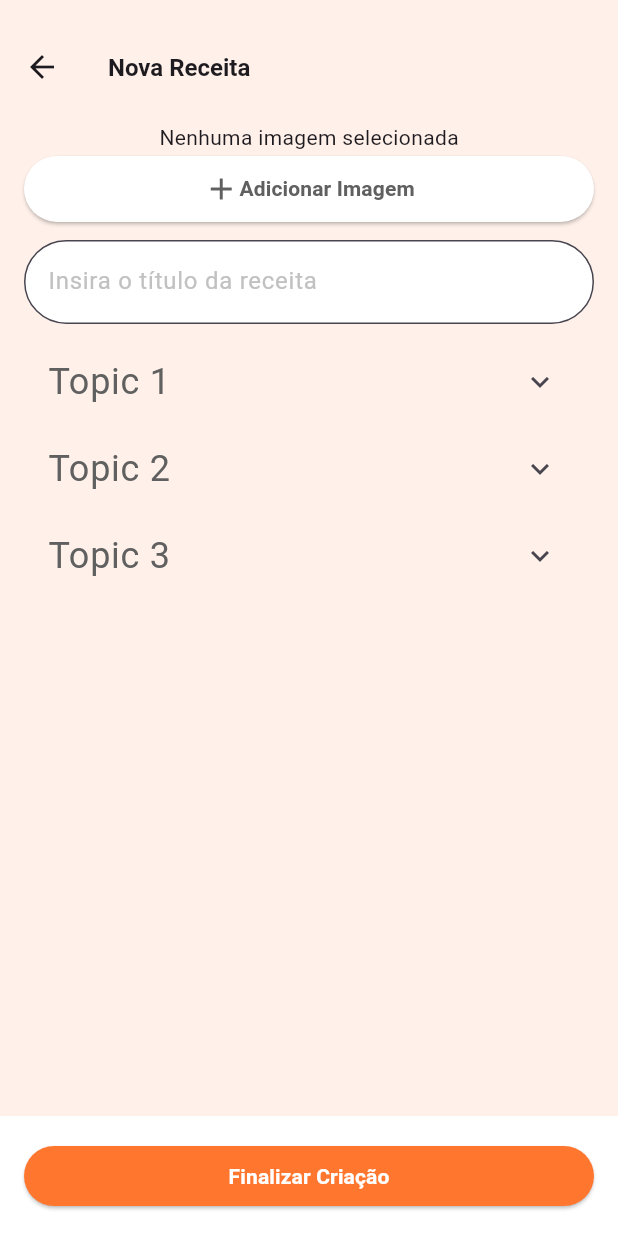
After one commit to Pablo1Gustavo/cookup, a Flutter app: the RecipeList screen opened directly, after a tap on "CRIAR", on a phone screen of 412 x 824 dp. The commit adds this screen. Run offline on Flutter 3.47's test engine with Material 3 defaults, Android fonts, the phone set to English and light mode, and no system bars; our stand-ins replace image_picker, permission_handler; missing offline and left inert: country_flags; network calls fail.

Commit message:
form nova receita

```diff
--- a/front/lib/utils/constants.dart
+++ b/front/lib/utils/constants.dart
@@ -2,3 +2,7 @@ import 'package:flutter/material.dart';
 
 const backgroundColor = Color(0xFFFFF1EA);
 const primaryColor = Color(0xFFFF772F);
+const primaryColor400 = Color(0xFFFF9259);
+const black200 = Color(0xFFC1C1C1);
+const black400 = Color(0xFF606060);
+const white = Color(0xFFFFFFFF);
--- /dev/null
+++ b/front/lib/views/NewRecipe.dart
@@ -0,0 +1,412 @@
+import 'dart:io';
+import 'package:flutter/material.dart';
+import 'package:front/utils/constants.dart';
+import 'package:front/views/RecipeList.dart';
+import 'package:image_picker/image_picker.dart';
+import 'package:permission_handler/permission_handler.dart';
+
+class NewRecipe extends StatefulWidget {
+  const NewRecipe({super.key});
+
+  @override
+  State<NewRecipe> createState() => _NewRecipeState();
+}
+
+class _NewRecipeState extends State<NewRecipe> {
+  XFile? selectedImage;
+
+  Future<void> _pickImage() async {
+    var status = await Permission.camera.request();
+    if (status.isGranted) {
+      final ImageSource? source = await showModalBottomSheet<ImageSource>(
+        context: context,
+        builder: (context) {
+          return Container(
+            height: 150,
+            child: Column(
+              mainAxisAlignment: MainAxisAlignment.center,
+              crossAxisAlignment: CrossAxisAlignment.stretch,
+              children: <Widget>[
+                ListTile(
+                  leading: const Icon(Icons.camera),
+                  title: const Text('Abrir Câmera'),
+                  onTap: () {
+                    Navigator.of(context).pop(ImageSource.camera);
+                  },
+                ),
+                ListTile(
+                  leading: const Icon(Icons.image),
+                  title: const Text('Selecionar da Galeria'),
+                  onTap: () {
+                    Navigator.of(context).pop(ImageSource.gallery);
+                  },
+                ),
+              ],
+            ),
+          );
+        },
+      );
+
+      if (source != null) {
+        final picker = ImagePicker();
+        final pickedFile = await picker.pickImage(source: source);
+
+        setState(() {
+          selectedImage = pickedFile;
+        });
+      }
+    } else {
+      ScaffoldMessenger.of(context).showSnackBar(
+        const SnackBar(
+          content: Text("A permissão de Câmera é necessária!"),
+        ),
+      );
+    }
+  }
+
+  Future<void> _showAddItemBottomSheet() async {
+    TextEditingController itemController = TextEditingController();
+    await showModalBottomSheet(
+      context: context,
+      isScrollControlled: true,
+      backgroundColor: white,
+      builder: (context) {
+        return Padding(
+          padding: EdgeInsets.only(
+            bottom: MediaQuery.of(context).viewInsets.bottom,
+          ),
+          child: Container(
+            padding: const EdgeInsets.all(20.0),
+            child: Column(
+              mainAxisSize: MainAxisSize.min,
+              children: [
+                TextField(
+                  controller: itemController,
+                  decoration: InputDecoration(
+                    filled: true,
+                    fillColor: Colors.white,
+                    border: OutlineInputBorder(
+                      borderRadius: BorderRadius.circular(50.0),
+                    ),
+                    hintText: 'Digite o nome do item',
+                    hintStyle: const TextStyle(color: black200),
+                  ),
+                ),
+                const SizedBox(height: 10),
+                Row(
+                  mainAxisAlignment: MainAxisAlignment.end,
+                  children: [
+                    TextButton(
+                      child: const Text(
+                        'Cancelar',
+                        style: TextStyle(
+                          fontSize: 12,
+                          fontWeight: FontWeight.bold,
+                          color: primaryColor,
+                        )
+                      ),
+                      onPressed: () {
+                        Navigator.of(context).pop();
+                      },
+                    ),
+                    ElevatedButton(
+                      child: const Text(
+                        'Adicionar',
+                        style: TextStyle(
+                          fontSize: 12,
+                          fontWeight: FontWeight.bold,
+                          color: white,
+                        )
+                      ),
+                      onPressed: () {
+                        String newItem = itemController.text;
+                        // Adicione a lógica para adicionar o item
+                        print('Novo item: $newItem');
+                        Navigator.of(context).pop();
+                      },
+                      style: ElevatedButton.styleFrom(
+                          backgroundColor: primaryColor400
+                      ),
+                    ),
+                  ],
+                ),
+              ],
+            ),
+          ),
+        );
+      },
+    );
+  }
+
+  Future<void> _showTimePicker() async {
+    TimeOfDay? pickedTime = await showTimePicker(
+      context: context,
+      initialTime: TimeOfDay.now(),
+      builder: (context, child) {
+        return Theme(
+          data: Theme.of(context).copyWith(
+            colorScheme: ColorScheme.light(
+              primary: primaryColor,
+              onPrimary: Colors.white,
+              onSurface: Colors.black,
+            ),
+            textButtonTheme: TextButtonThemeData(
+              style: TextButton.styleFrom(
+                foregroundColor: primaryColor,
+              ),
+            ),
+          ),
+          child: child!,
+        );
+      },
+    );
+
+    if (pickedTime != null) {
+      print('Timer: ${pickedTime.format(context)}');
+      // Adicione a lógica para usar o tempo selecionado
+    }
+  }
+
+  @override
+  Widget build(BuildContext context) {
+    List<XFile> imageInputImages = [];
+    bool allowEditImageInput = true;
+    List<Topic> topics = [
+      Topic(title: 'Topic 1'),
+      Topic(title: 'Topic 2'),
+      Topic(title: 'Topic 3'),
+    ];
+    final screenHeight = MediaQuery.of(context).size.height;
+    final screenWidth = MediaQuery.of(context).size.width;
+
+    return Scaffold(
+      appBar: PreferredSize(
+        preferredSize: Size.fromHeight(screenHeight * 0.08), // altura da app bar
+        child: Padding(
+          padding: const EdgeInsets.only(top: 24.0), // padding superior
+          child: AppBar(
+            title: const Text(
+              'Nova Receita',
+              style: TextStyle(
+                fontSize: 16.0,
+                fontWeight: FontWeight.bold,
+              ),
+            ),
+            leading: IconButton(
+              icon: const Icon(Icons.arrow_back),
+              onPressed: () {
+                Navigator.pop(context);
+              },
+            ),
+            backgroundColor: backgroundColor,
+          ),
+        ),
+      ),
+      backgroundColor: backgroundColor,
+      body: Padding(
+        padding: const EdgeInsets.all(16.0),
+        child: Column(
+          crossAxisAlignment: CrossAxisAlignment.stretch,
+          children: <Widget>[
+            SizedBox(
+              width: double.infinity,
+              child: Column(
+                children: [
+                  selectedImage == null
+                      ? const Text("Nenhuma imagem selecionada")
+                      : SizedBox(
+                          width: double.infinity,
+                          child: Image.file(
+                            File(selectedImage!.path),
+                            height: 200,
+                            width: double.infinity,
+                          ),
+                        ),
+                  ElevatedButton(
+                    onPressed: _pickImage,
+                    style: ElevatedButton.styleFrom(
+                      backgroundColor: white,
+                      padding: const EdgeInsets.all(10.0),
+                    ),
+                    child: const Row(
+                      mainAxisAlignment: MainAxisAlignment.center,
+                      children: [
+                        Icon(
+                          Icons.add,
+                          size: 24,
+                          color: black400,
+                        ),
+                        SizedBox(height: 8),
+                        Text(
+                          'Adicionar Imagem',
+                          style: TextStyle(
+                            fontSize: 14,
+                            fontWeight: FontWeight.bold,
+                            color: black400,
+                          ),
+                        ),
+                      ],
+                    ),
+                  ),
+                ],
+              ),
+            ),
+            const SizedBox(height: 10.0),
+            TextField(
+              decoration: InputDecoration(
+                filled: true,
+                fillColor: Colors.white,
+                border: OutlineInputBorder(
+                  borderRadius: BorderRadius.circular(50.0),
+                ),
+                hintText: 'Insira o título da receita',
+                hintStyle: const TextStyle(color: black200),
+              ),
+            ),
+            const SizedBox(height: 10.0),
+            Column(
+              crossAxisAlignment: CrossAxisAlignment.stretch,
+              children: <Widget>[
+                ListView.builder(
+                  shrinkWrap: true,
+                  itemCount: topics.length,
+                  itemBuilder: (context, index) {
+                    Topic topic = topics[index];
+                    return ExpansionTile(
+                      title: Text(
+                        topic.title,
+                        style: TextStyle(
+                            fontSize: 24,
+                            fontWeight: FontWeight.w400,
+                            color: black400),
+                      ),
+                      initiallyExpanded: topic.isExpanded,
+                      onExpansionChanged: (expanded) {
+                        setState(() {
+                          topic.isExpanded = expanded;
+                        });
+                      },
+                      children: [
+                        Row(
+                          children: <Widget>[
+                            Expanded(
+                              child: Row(
+                                children: <Widget>[
+                                  Expanded(
+                                    child: ElevatedButton(
+                                      onPressed: _showAddItemBottomSheet,
+                                      style: ElevatedButton.styleFrom(
+                                        backgroundColor: white,
+                                        padding: const EdgeInsets.all(10.0),
+                                      ),
+                                      child: const Row(
+                                        mainAxisAlignment:
+                                            MainAxisAlignment.center,
+                                        children: [
+                                          Icon(
+                                            Icons.add,
+                                            size: 24,
+                                            color: black400,
+                                          ),
+                                          SizedBox(width: 8),
+                                          Text(
+                                            'Adicionar Item',
+                                            style: TextStyle(
+                                              fontSize: 12,
+                                              fontWeight: FontWeight.bold,
+                                              color: black400,
+                                            ),
+                                          ),
+                                        ],
+                                      ),
+                                    ),
+                                  ),
+                                ],
+                              ),
+                            ),
+                            const SizedBox(width: 24),
+                            Expanded(
+                              child: Row(
+                                children: <Widget>[
+                                  Expanded(
+                                    child: ElevatedButton(
+                                      onPressed: _showTimePicker,
+                                      style: ElevatedButton.styleFrom(
+                                        backgroundColor: white,
+                                        padding: const EdgeInsets.all(10.0),
+                                      ),
+                                      child: const Row(
+                                        mainAxisAlignment:
+                                            MainAxisAlignment.center,
+                                        children: [
+                                          Icon(
+                                            Icons.timer,
+                                            size: 24,
+                                            color: black400,
+                                          ),
+                                          SizedBox(width: 8),
+                                          Text(
+                                            'Adicionar Timer',
+                                            style: TextStyle(
+                                              fontSize: 12,
+                                              fontWeight: FontWeight.bold,
+                                              color: black400,
+                                            ),
+                                          ),
+                                        ],
+                                      ),
+                                    ),
+                                  ),
+                                ],
+                              ),
+                            ),
+                          ],
+                        )
+                      ],
+                    );
+                  },
+                ),
+              ],
+            ),
+          ],
+        ),
+      ),
+      floatingActionButtonLocation: FloatingActionButtonLocation.centerFloat,
+      bottomNavigationBar: Container(
+        padding: const EdgeInsets.all(16.0),
+        color: white,
+        child: ElevatedButton(
+          onPressed: () {
+            Navigator.push(
+              context,
+              MaterialPageRoute(
+                builder: (context) => const RecipeList(),
+              ),
+            );
+          },
+          style: ElevatedButton.styleFrom(
+            padding: const EdgeInsets.all(10.0),
+            shape: RoundedRectangleBorder(
+              borderRadius: BorderRadius.circular(30.0),
+            ),
+            backgroundColor: primaryColor,
+          ),
+          child: const Text(
+            'Finalizar Criação',
+            style: TextStyle(
+              fontSize: 14.0,
+              fontWeight: FontWeight.bold,
+              color: white,
+            ),
+          ),
+        ),
+      ),
+    );
+  }
+}
+
+class Topic {
+  String title;
+  bool isExpanded;
+  Topic({required this.title, this.isExpanded = false});
+}
--- /dev/null
+++ b/front/lib/views/RecipeList.dart
@@ -0,0 +1,134 @@
+import 'package:flutter/material.dart';
+import 'package:front/utils/constants.dart';
+import 'package:front/views/NewRecipe.dart';
+import '../components/RecipeCardSet.dart';
+
+class RecipeList extends StatefulWidget {
+  const RecipeList({super.key});
+
+  @override
+  _RecipeListState createState() => _RecipeListState();
+}
+
+class _RecipeListState extends State<RecipeList> with SingleTickerProviderStateMixin {
+  late TabController _tabController;
+
+  @override
+  void initState() {
+    super.initState();
+    _tabController = TabController(length: 3, vsync: this);
+  }
+
+  @override
+  void dispose() {
+    _tabController.dispose();
+    super.dispose();
+  }
+
+  @override
+  Widget build(BuildContext context) {
+    final screenHeight = MediaQuery.of(context).size.height;
+    final screenWidth = MediaQuery.of(context).size.width;
+
+    return Scaffold(
+      backgroundColor: backgroundColor,
+
+      body: SingleChildScrollView(
+        child: Column(
+          children: [
+            const SizedBox(height: 120),
+            Row(
+              mainAxisAlignment: MainAxisAlignment.spaceEvenly,
+              children: <Widget>[
+                SizedBox(width: 16),
+                Expanded(
+                  child: ElevatedButton(
+                    onPressed: () {
+                        // Ação ao pressionar o botão
+                    },
+                    style: ElevatedButton.styleFrom(
+                        padding: EdgeInsets.all(16), // Espaçamento interno do botão
+                        shape: RoundedRectangleBorder(
+                        borderRadius: BorderRadius.circular(15), // Borda arredondada do botão
+                        ),
+                        backgroundColor: primaryColor400
+                    ),
+                    child: Column(
+                        mainAxisAlignment: MainAxisAlignment.center,
+                        children: [
+                        Icon(
+                            Icons.search, // Ícone do botão
+                            size: 24, // Tamanho do ícone
+                            color: backgroundColor,
+                        ),
+                        SizedBox(height: 4), // Espaçamento entre o ícone e o texto
+                        Text(
+                            'BUSCAR', // Texto do botão
+                            style: TextStyle(
+                            fontSize: 12, // Tamanho do texto
+                            fontWeight: FontWeight.bold, // Estilo do texto
+                            color: backgroundColor,
+                            ),
+                        ),
+                        ],
+                    ),
+                  ),
+                ),
+                SizedBox(width: 16),
+                Expanded(
+                    child: ElevatedButton(
+                      onPressed: () {
+                          Navigator.push(
+                            context,
+                            MaterialPageRoute(
+                              builder: (context) => const NewRecipe(),
+                            ),
+                          );
+                        },
+                      style: ElevatedButton.styleFrom(
+                          padding: EdgeInsets.all(16), // Espaçamento interno do botão
+                          shape: RoundedRectangleBorder(
+                          borderRadius: BorderRadius.circular(15), // Borda arredondada do botão
+                          ),
+                          backgroundColor: primaryColor400
+                      ),
+                      child: const Column(
+                          mainAxisAlignment: MainAxisAlignment.center,
+                          children: [
+                          Icon(
+                              Icons.add, // Ícone do botão
+                              size: 24, // Tamanho do ícone
+                              color: backgroundColor,
+                          ),
+                          SizedBox(height: 4), // Espaçamento entre o ícone e o texto
+                          Text(
+                              'CRIAR', // Texto do botão
+                              style: TextStyle(
+                              fontSize: 12, // Tamanho do texto
+                              fontWeight: FontWeight.bold, // Estilo do texto
+                              color: backgroundColor,
+                              ),
+                          ),
+                          ],
+                      ),
+                    ),
+                ),
+                const SizedBox(width: 16),
+              ],
+            ),
+          ],
+        ),
+      ),
+      bottomNavigationBar: BottomNavigationBar(
+        currentIndex: 2,
+        items: const [
+          BottomNavigationBarItem(icon: Icon(Icons.home, color: primaryColor,), label: 'Home'),
+          BottomNavigationBarItem(icon: Icon(Icons.search , color: primaryColor), label: 'Explorar'),
+          BottomNavigationBarItem(icon: Icon(Icons.book, color: primaryColor), label: 'Receitas'),
+          BottomNavigationBarItem(icon: Icon(Icons.assignment, color: primaryColor), label: 'Missões'),
+          BottomNavigationBarItem(icon: Icon(Icons.person, color: primaryColor), label: 'Perfil'),
+        ],
+      ),
+    );
+  }
+}
--- a/front/pubspec.yaml
+++ b/front/pubspec.yaml
@@ -15,6 +15,9 @@ dependencies:
 
   cupertino_icons: ^1.0.6
   flutter_svg: ^2.0.10+1
+  image_input: ^0.0.5
+  image_picker: ^1.1.2
+  permission_handler: ^10.0.0
 
 dev_dependencies:
   flutter_test:
```
Also changed, not shown: front/lib/components/RecipeCard.dart (added, +47 -0 lines), front/lib/components/RecipeCardSet.dart (added, +38 -0 lines), front/lib/main.dart (+5 -2 lines), front/lib/views/Introducao.dart (+7 -7 lines), front/lib/views/Login.dart (+14 -12 lines), front/lib/views/Profile.dart (+33 -25 lines), front/pubspec.lock, 7 other files.
